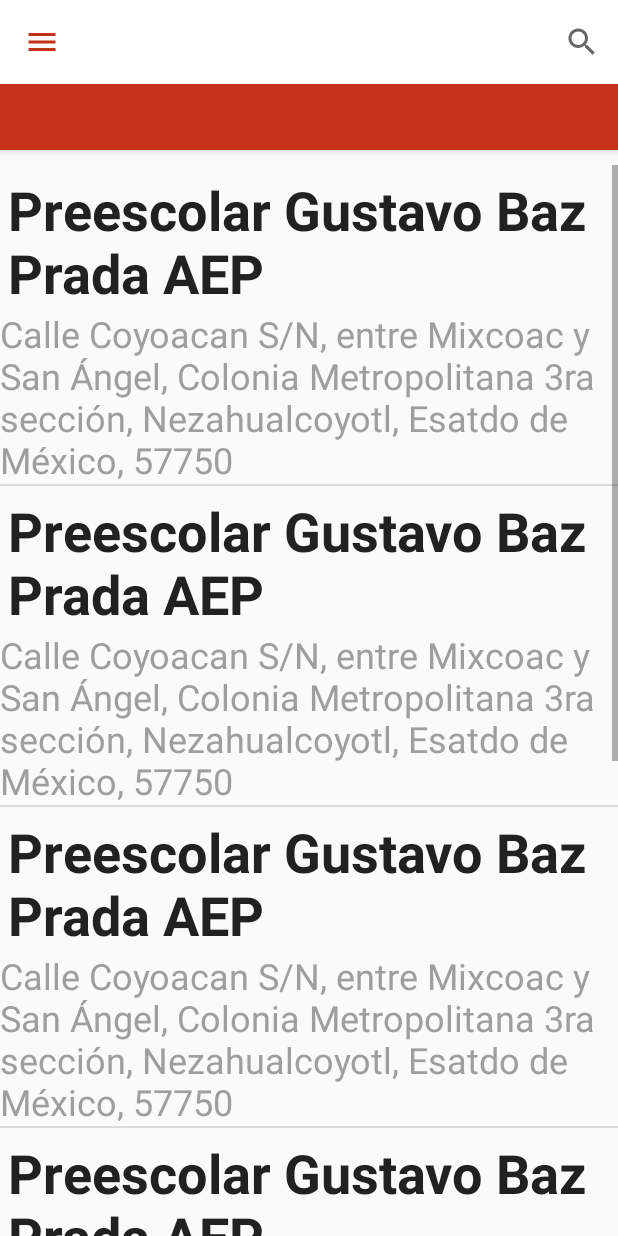
After one commit to aguilaj10/ProEscRec, an Android app: the HomeActivity screen opened directly, with no data from a screen before it, on a phone screen of 412 x 824 dp. The commit adds this screen. Run offline under Robolectric (Android 15) with nearby library versions, the phone set to English and light mode, and no system bars; our stand-ins replace ButterKnife; libraries missing offline, so code that uses them is left out: javax.persistence, javax.xml.bind.

Commit message:
lista de plateles principal

```diff
--- a/app/src/main/AndroidManifest.xml
+++ b/app/src/main/AndroidManifest.xml
@@ -16,8 +16,8 @@
                 <category android:name="android.intent.category.LAUNCHER" />
             </intent-filter>
         </activity>
-        <activity android:name=".view.Home"
-            android:theme="@android:style/Theme.Material.NoActionBar">
+        <activity android:name=".view.HomeActivity"
+            android:theme="@style/AppTheme">
             <meta-data
                 android:name="android.app.searchable"
                 android:resource="@xml/searcheable" />
--- /dev/null
+++ b/app/src/main/java/com/jsm/proescrec/view/HomeActivity.java
@@ -0,0 +1,134 @@
+package com.jsm.proescrec.view;
+
+import androidx.appcompat.app.AppCompatActivity;
+import androidx.appcompat.widget.SearchView;
+import androidx.appcompat.widget.Toolbar;
+import androidx.recyclerview.widget.DividerItemDecoration;
+import androidx.recyclerview.widget.LinearLayoutManager;
+import androidx.recyclerview.widget.RecyclerView;
+import butterknife.BindView;
+import butterknife.ButterKnife;
+
+import android.app.SearchManager;
+import android.content.Context;
+import android.content.Intent;
+import android.os.Bundle;
+import android.view.Menu;
+import android.view.MenuItem;
+
+import com.jsm.proescrec.R;
+import com.jsm.proescrec.model.CatAsentamientos;
+import com.jsm.proescrec.model.CatEntidades;
+import com.jsm.proescrec.model.CatMunicipios;
+import com.jsm.proescrec.model.Planteles;
+import com.jsm.proescrec.view.adapter.PlantelListAdapter;
+
+import java.util.ArrayList;
+import java.util.List;
+
+public class HomeActivity extends AppCompatActivity {
+    @BindView(R.id.lista_plateles)
+    RecyclerView recyclerPlanteles;
+
+    @BindView(R.id.toolbar)
+    Toolbar toolbar;
+
+    private SearchView searchView;
+
+    public static Intent getHomeIntent(Context ctx) {
+        return new Intent(ctx, HomeActivity.class);
+    }
+
+    @Override
+    protected void onCreate(Bundle savedInstanceState) {
+        super.onCreate(savedInstanceState);
+        setContentView(R.layout.activity_home);
+        ButterKnife.bind(this);
+
+        setSupportActionBar(toolbar);
+        getSupportActionBar().setDisplayShowTitleEnabled(false);
+        getSupportActionBar().setDisplayHomeAsUpEnabled(true);
+        getSupportActionBar().setHomeButtonEnabled(true);
+        getSupportActionBar().setHomeAsUpIndicator(R.drawable.menu);
+
+        PlantelListAdapter adapter = new PlantelListAdapter(getPlanteles());
+        DividerItemDecoration dividerItemDecoration
+                = new DividerItemDecoration(recyclerPlanteles.getContext(),
+                RecyclerView.VERTICAL);
+        recyclerPlanteles.setLayoutManager(
+                new LinearLayoutManager(this, RecyclerView.VERTICAL, false));
+        recyclerPlanteles.addItemDecoration(dividerItemDecoration);
+        recyclerPlanteles.setAdapter(adapter);
+    }
+
+    @Override
+    public boolean onCreateOptionsMenu(Menu menu) {
+        getMenuInflater().inflate(R.menu.menu_main, menu);
+
+        // Associate searchable configuration with the SearchView
+        SearchManager searchManager = (SearchManager) getSystemService(Context.SEARCH_SERVICE);
+        searchView = (SearchView) menu.findItem(R.id.action_search)
+                .getActionView();
+        searchView.setSearchableInfo(searchManager
+                .getSearchableInfo(getComponentName()));
+        searchView.setMaxWidth(Integer.MAX_VALUE);
+
+        // listening to search query text change
+//        searchView.setOnQueryTextListener(new SearchView.OnQueryTextListener() {
+//            @Override
+//            public boolean onQueryTextSubmit(String query) {
+//                // filter recycler view when query submitted
+//                mAdapter.getFilter().filter(query);
+//                return false;
+//            }
+//
+//            @Override
+//            public boolean onQueryTextChange(String query) {
+//                // filter recycler view when text is changed
+//                mAdapter.getFilter().filter(query);
+//                return false;
+//            }
+//        });
+        return true;
+    }
+
+    @Override
+    public boolean onOptionsItemSelected(MenuItem item) {
+        // Handle action bar item clicks here. The action bar will
+        // automatically handle clicks on the Home/Up button, so long
+        // as you specify a parent activity in AndroidManifest.xml.
+        int id = item.getItemId();
+
+        //noinspection SimplifiableIfStatement
+        if (id == R.id.action_search) {
+            return true;
+        }
+
+        return super.onOptionsItemSelected(item);
+    }
+
+    private List<Planteles> getPlanteles() {
+        List<Planteles> listaPlanteles = new ArrayList<>();
+        Planteles plantel = new Planteles();
+        CatEntidades entidad = new CatEntidades();
+        CatMunicipios municipio = new CatMunicipios();
+        CatAsentamientos asentamiento = new CatAsentamientos();
+        entidad.setEntidad("Esatdo de México");
+        municipio.setCveEntidad(entidad);
+        municipio.setMunicipio("Nezahualcoyotl");
+        asentamiento.setCveMunicipio(municipio);
+        asentamiento.setAsentamiento("Metropolitana 3ra sección");
+        asentamiento.setTipoAsentamiento("Colonia");
+        asentamiento.setCodigoPostal("57750");
+        plantel.setCveAsentamiento(asentamiento);
+        plantel.setDomicilio("Calle Coyoacan S/N, entre Mixcoac y San Ángel");
+        plantel.setNombre("Preescolar Gustavo Baz Prada AEP");
+        listaPlanteles.add(plantel);
+        listaPlanteles.add(plantel);
+        listaPlanteles.add(plantel);
+        listaPlanteles.add(plantel);
+        listaPlanteles.add(plantel);
+        listaPlanteles.add(plantel);
+        return listaPlanteles;
+    }
+}
--- a/app/src/main/java/com/jsm/proescrec/view/adapter/PlantelListAdapter.java
+++ b/app/src/main/java/com/jsm/proescrec/view/adapter/PlantelListAdapter.java
@@ -33,25 +33,31 @@ public class PlantelListAdapter extends RecyclerView.Adapter<PlantelListAdapter.
     @Override
     public void onBindViewHolder(@NonNull ViewHolder holder, int position) {
         final int index = holder.getAdapterPosition();
-        holder.nombreEscuela.setText(listaPlanteles.get(index).getNombre());
+        holder.nombrePlantel.setText(listaPlanteles.get(index).getNombre());
+        holder.direccionPlantel.setText(getDireccion(index));
+    }
+
+    private String getDireccion(int index) {
         final StringBuilder direccion = new StringBuilder();
         direccion.append(listaPlanteles.get(index).getDomicilio()).append(", ");
         direccion.append(listaPlanteles.get(index).getCveAsentamiento().getTipoAsentamiento()).append(" ");
         direccion.append(listaPlanteles.get(index).getCveAsentamiento().getAsentamiento()).append(", ");
-        direccion.append(listaPlanteles.get(index).getCveAsentamiento().)
-        holder.direccionEscuela.setText(direccion);
+        direccion.append(listaPlanteles.get(index).getCveAsentamiento().getCveMunicipio().getMunicipio()).append(", ");
+        direccion.append(listaPlanteles.get(index).getCveAsentamiento().getCveMunicipio().getCveEntidad().getEntidad()).append(", ");
+        direccion.append(listaPlanteles.get(index).getCveAsentamiento().getCodigoPostal());
+        return direccion.toString();
     }
 
     @Override
     public int getItemCount() {
-        return 0;
+        return listaPlanteles.size();
     }
 
     public class ViewHolder extends RecyclerView.ViewHolder {
-        @BindView(R.id.nombre_escuela)
-        TextView nombreEscuela;
-        @BindView(R.id.direccion_escuela)
-        TextView direccionEscuela;
+        @BindView(R.id.nombre_plantel)
+        TextView nombrePlantel;
+        @BindView(R.id.direccion_plantel)
+        TextView direccionPlantel;
 
         public ViewHolder(@NonNull View itemView) {
             super(itemView);
--- /dev/null
+++ b/app/src/main/res/drawable/menu.xml
@@ -0,0 +1,8 @@
+<!-- drawable/menu.xml -->
+<vector xmlns:android="http://schemas.android.com/apk/res/android"
+    android:height="24dp"
+    android:width="24dp"
+    android:viewportWidth="24"
+    android:viewportHeight="24">
+    <path android:fillColor="@color/colorPrimary" android:pathData="M3,6H21V8H3V6M3,11H21V13H3V11M3,16H21V18H3V16Z" />
+</vector>
--- a/app/src/main/res/layout/activity_home.xml
+++ b/app/src/main/res/layout/activity_home.xml
@@ -4,30 +4,31 @@
     xmlns:tools="http://schemas.android.com/tools"
     android:layout_width="match_parent"
     android:layout_height="match_parent"
-    tools:context=".view.Home">
+    tools:context=".view.HomeActivity">
 
     <com.google.android.material.appbar.AppBarLayout
         android:layout_width="match_parent"
-        android:layout_height="wrap_content"
+        android:layout_height="100dp"
+        android:id="@+id/barra_filtro"
         android:theme="@style/Base.ThemeOverlay.AppCompat"
-        android:id="@+id/barra_filtro"
         app:layout_constraintLeft_toLeftOf="parent"
         app:layout_constraintTop_toTopOf="parent">
 
-        <android.support.v7.widget.Toolbar
+        <androidx.appcompat.widget.Toolbar
             android:id="@+id/toolbar"
             android:layout_width="match_parent"
-            android:layout_height="?attr/actionBarSize"
+            android:layout_height="wrap_content"
             android:background="@android:color/white"
-            app:popupTheme="@style/Base.ThemeOverlay.AppCompat.Dialog" />
+            app:popupTheme="@style/Base.ThemeOverlay.AppCompat.Dialog"/>
 
     </com.google.android.material.appbar.AppBarLayout>
 
-    <android.support.v7.widget.RecyclerView
-        android:id="@+id/lista_escuelas"
+    <androidx.recyclerview.widget.RecyclerView
+        android:id="@+id/lista_plateles"
         android:layout_width="match_parent"
         android:layout_height="match_parent"
         android:scrollbars="vertical"
+        android:layout_marginTop="110dp"
         app:layout_constraintTop_toBottomOf="@id/barra_filtro"
         app:layout_constraintLeft_toLeftOf="parent"
         app:layout_constraintRight_toRightOf="parent"/>
--- a/app/src/main/res/layout/plantel_card.xml
+++ b/app/src/main/res/layout/plantel_card.xml
@@ -1,26 +1,29 @@
 <?xml version="1.0" encoding="utf-8"?>
 <androidx.constraintlayout.widget.ConstraintLayout xmlns:android="http://schemas.android.com/apk/res/android"
     xmlns:app="http://schemas.android.com/apk/res-auto"
-    android:orientation="vertical" android:layout_width="match_parent"
-    android:layout_height="match_parent">
+    android:orientation="vertical"
+    android:layout_width="match_parent"
+    android:layout_height="wrap_content"
+    android:id="@+id/fila_plantel">
 
     <TextView
         android:layout_width="wrap_content"
         android:layout_height="wrap_content"
-        android:id="@+id/nombre_escuela"
-        android:textSize="40sp"
+        android:id="@+id/nombre_plantel"
+        android:layout_margin="5dp"
+        android:textSize="36sp"
+        android:textStyle="bold"
+        android:textColor="@color/primary_text"
         app:layout_constraintTop_toTopOf="parent"
-        app:layout_constraintLeft_toLeftOf="parent"
-        app:layout_constraintRight_toRightOf="parent"/>
+        app:layout_constraintLeft_toLeftOf="parent"/>
 
     <TextView
         android:layout_width="wrap_content"
         android:layout_height="wrap_content"
-        android:id="@+id/direccion_escuela"
-        android:textSize="40sp"
-        android:layout_margin="10sp"
-        app:layout_constraintTop_toBottomOf="@id/nombre_escuela"
-        app:layout_constraintLeft_toLeftOf="parent"
-        app:layout_constraintRight_toRightOf="parent"/>
+        android:id="@+id/direccion_plantel"
+        android:textColor="@color/accent"
+        android:textSize="24sp"
+        app:layout_constraintTop_toBottomOf="@id/nombre_plantel"
+        app:layout_constraintLeft_toLeftOf="parent"/>
 
 </androidx.constraintlayout.widget.ConstraintLayout>
--- a/app/src/main/res/menu/menu_main.xml
+++ b/app/src/main/res/menu/menu_main.xml
@@ -2,7 +2,7 @@
 <menu xmlns:android="http://schemas.android.com/apk/res/android"
     xmlns:app="http://schemas.android.com/apk/res-auto"
     xmlns:tools="http://schemas.android.com/tools"
-    tools:context="info.androidhive.recyclerviewsearch.MainActivity">
+    tools:context="com.jsm.proescrec.view.HomeActivity">
     <item
         android:id="@+id/action_search"
         android:icon="@drawable/folder_search"
--- a/app/src/main/res/values/styles.xml
+++ b/app/src/main/res/values/styles.xml
@@ -1,7 +1,7 @@
 <resources>
 
     <!-- Base application theme. -->
-    <style name="AppTheme" parent="Theme.AppCompat.Light.DarkActionBar">
+    <style name="AppTheme" parent="Theme.AppCompat.Light.NoActionBar">
         <!-- Customize your theme here. -->
         <item name="colorPrimary">@color/colorPrimary</item>
         <item name="colorPrimaryDark">@color/colorPrimaryDark</item>
--- a/build.gradle
+++ b/build.gradle
@@ -7,6 +7,7 @@ buildscript {
     }
     dependencies {
         classpath 'com.android.tools.build:gradle:3.3.0-alpha07'
+        classpath 'com.jakewharton.hugo:hugo-plugin:1.2.1'
 
         // NOTE: Do not place your application dependencies here; they belong
         // in the individual module build.gradle files
```
Also changed, not shown: app/build.gradle (+5 -2 lines), app/src/main/java/com/jsm/proescrec/view/Home.java (deleted, +0 -22 lines), app/src/main/java/com/jsm/proescrec/view/MainActivity.java (+10 -2 lines), 1 other file.
